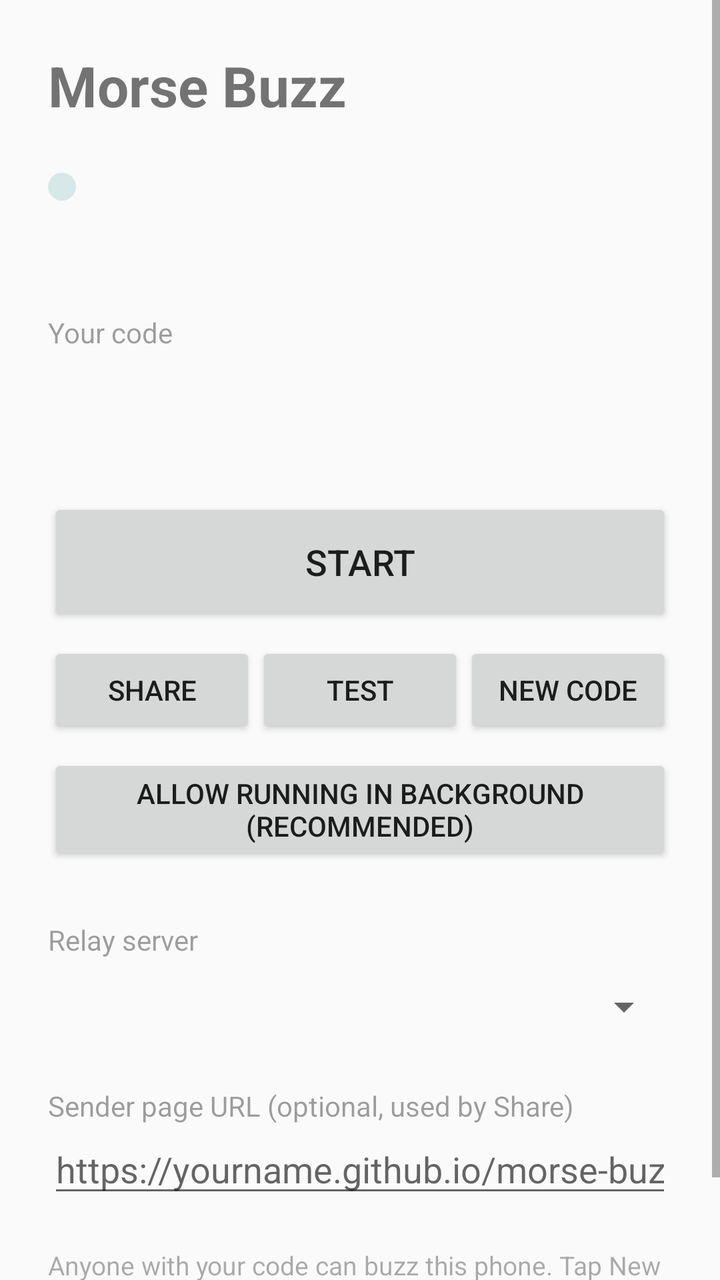
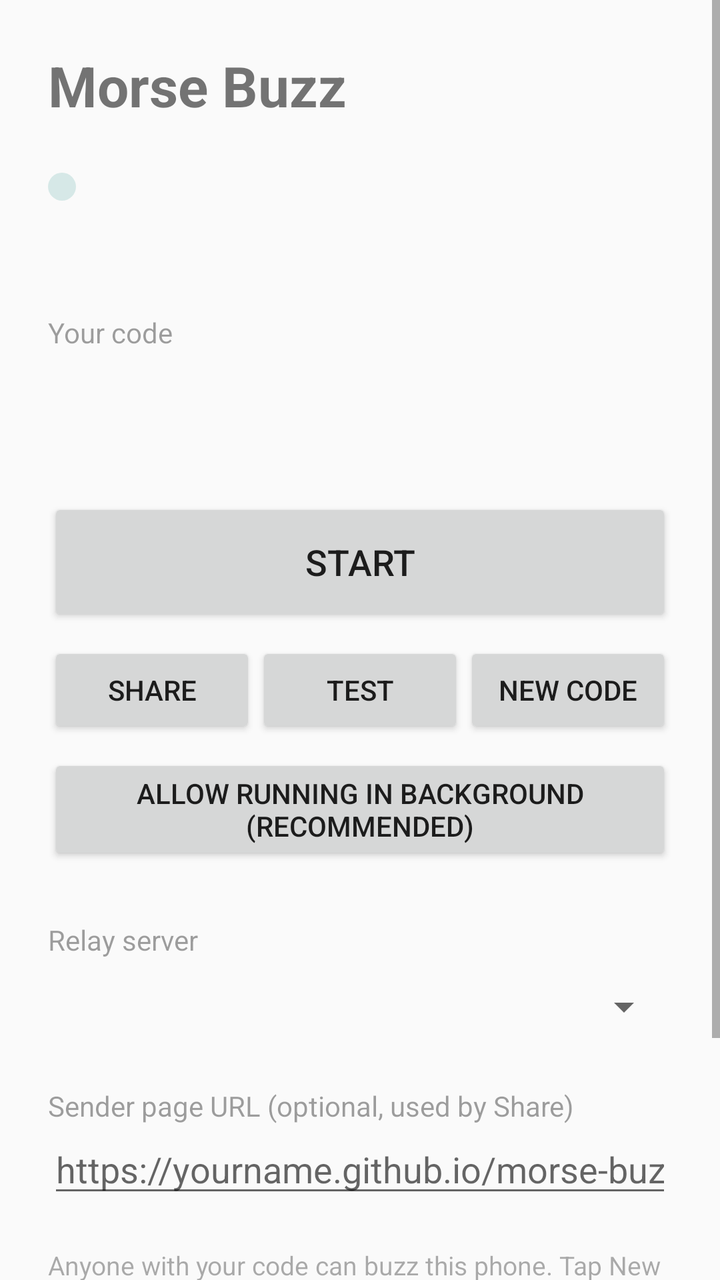

Compare the two renders of this Android layout. The source of the first and the diff that turns it into the second are given below.
<!-- AndroidManifest.xml: application theme AppTheme -->
<!-- res/layout/activity_main.xml -->
<?xml version="1.0" encoding="utf-8"?>
<ScrollView xmlns:android="http://schemas.android.com/apk/res/android"
    android:layout_width="match_parent"
    android:layout_height="match_parent"
    android:fillViewport="true">

    <LinearLayout
        android:layout_width="match_parent"
        android:layout_height="wrap_content"
        android:orientation="vertical"
        android:padding="24dp">

        <TextView
            android:layout_width="wrap_content"
            android:layout_height="wrap_content"
            android:text="@string/app_name"
            android:textSize="28sp"
            android:textStyle="bold" />

        <LinearLayout
            android:layout_width="match_parent"
            android:layout_height="wrap_content"
            android:layout_marginTop="20dp"
            android:gravity="center_vertical"
            android:orientation="horizontal">

            <View
                android:id="@+id/buzz_dot"
                android:layout_width="14dp"
                android:layout_height="14dp"
                android:layout_marginEnd="10dp"
                android:alpha="0.15"
                android:background="@drawable/dot" />

            <TextView
                android:id="@+id/status"
                android:layout_width="0dp"
                android:layout_height="wrap_content"
                android:layout_weight="1"
                android:textSize="18sp"
                android:textStyle="bold" />
        </LinearLayout>

        <TextView
            android:id="@+id/detail"
            android:layout_width="match_parent"
            android:layout_height="wrap_content"
            android:layout_marginTop="4dp"
            android:alpha="0.7" />

        <TextView
            android:layout_width="wrap_content"
            android:layout_height="wrap_content"
            android:layout_marginTop="28dp"
            android:alpha="0.7"
            android:text="@string/your_code" />

        <TextView
            android:id="@+id/code"
            android:layout_width="match_parent"
            android:layout_height="wrap_content"
            android:fontFamily="monospace"
            android:letterSpacing="0.08"
            android:textIsSelectable="true"
            android:textSize="40sp"
            android:textStyle="bold" />

        <Button
            android:id="@+id/toggle"
            android:layout_width="match_parent"
            android:layout_height="64dp"
            android:layout_marginTop="20dp"
            android:text="@string/start"
            android:textSize="18sp" />

        <LinearLayout
            android:layout_width="match_parent"
            android:layout_height="wrap_content"
            android:layout_marginTop="8dp"
            android:orientation="horizontal">

            <Button
                android:id="@+id/share"
                android:layout_width="0dp"
                android:layout_height="wrap_content"
                android:layout_weight="1"
                android:text="@string/share" />

            <Button
                android:id="@+id/test"
                android:layout_width="0dp"
                android:layout_height="wrap_content"
                android:layout_weight="1"
                android:text="@string/test" />

            <Button
                android:id="@+id/new_code"
                android:layout_width="0dp"
                android:layout_height="wrap_content"
                android:layout_weight="1"
                android:text="@string/new_code" />
        </LinearLayout>

        <Button
            android:id="@+id/battery"
            android:layout_width="match_parent"
            android:layout_height="wrap_content"
            android:layout_marginTop="8dp"
            android:text="@string/battery" />

        <TextView
            android:layout_width="wrap_content"
            android:layout_height="wrap_content"
            android:layout_marginTop="28dp"
            android:alpha="0.7"
            android:text="@string/relay" />

        <Spinner
            android:id="@+id/broker"
            android:layout_width="match_parent"
            android:layout_height="48dp" />

        <TextView
            android:layout_width="wrap_content"
            android:layout_height="wrap_content"
            android:layout_marginTop="16dp"
            android:alpha="0.7"
            android:text="@string/sender_url_label" />

        <EditText
            android:id="@+id/sender_url"
            android:layout_width="match_parent"
            android:layout_height="wrap_content"
            android:hint="@string/sender_url_hint"
            android:importantForAutofill="no"
            android:inputType="textUri"
            android:singleLine="true" />

        <TextView
            android:layout_width="match_parent"
            android:layout_height="wrap_content"
            android:layout_marginTop="20dp"
            android:alpha="0.6"
            android:text="@string/help"
            android:textSize="13sp" />
    </LinearLayout>
</ScrollView>
<!-- resources referenced by this layout -->
<resources>
  <!-- drawable dot (drawable) -->
  <?xml version="1.0" encoding="utf-8"?>
  <shape xmlns:android="http://schemas.android.com/apk/res/android" android:shape="oval">
      <solid android:color="@color/accent" />
  </shape>
  <string name="app_name">Morse Buzz</string>
  <string name="battery">Allow running in background (recommended)</string>
  <string name="help">Anyone with your code can buzz this phone. Tap New code to lock out old senders. The sender page and this app must use the same relay server.</string>
  <string name="new_code">New code</string>
  <string name="relay">Relay server</string>
  <string name="sender_url_hint">https://yourname.github.io/morse-buzz/</string>
  <string name="sender_url_label">Sender page URL (optional, used by Share)</string>
  <string name="share">Share</string>
  <string name="start">Start</string>
  <string name="test">Test</string>
  <string name="your_code">Your code</string>
  <style name="AppTheme" parent="android:Theme.Material.Light.NoActionBar">
          <item name="android:colorPrimary">@color/accent</item>
          <item name="android:colorAccent">@color/accent</item>
          <item name="android:statusBarColor">@android:color/white</item>
          <item name="android:windowLightStatusBar">true</item>
      </style>
  <color name="accent">#0F8A7E</color>
</resources>

<!-- the commit's change to res/layout/activity_main.xml (unified diff, before → after) -->
@@ -143,5 +143,29 @@
             android:alpha="0.6"
             android:text="@string/help"
             android:textSize="13sp" />
+
+        <TextView
+            android:id="@+id/version"
+            android:layout_width="match_parent"
+            android:layout_height="wrap_content"
+            android:layout_marginTop="8dp"
+            android:alpha="0.6"
+            android:textSize="13sp" />
+
+        <TextView
+            android:layout_width="wrap_content"
+            android:layout_height="wrap_content"
+            android:layout_marginTop="28dp"
+            android:alpha="0.7"
+            android:text="@string/activity_label" />
+
+        <TextView
+            android:id="@+id/activity_log"
+            android:layout_width="match_parent"
+            android:layout_height="wrap_content"
+            android:layout_marginTop="4dp"
+            android:fontFamily="monospace"
+            android:textIsSelectable="true"
+            android:textSize="12sp" />
     </LinearLayout>
 </ScrollView>
<!-- resource entries referenced after the edit -->
@@ -5,6 +5,7 @@
   <shape xmlns:android="http://schemas.android.com/apk/res/android" android:shape="oval">
       <solid android:color="@color/accent" />
   </shape>
+  <string name="activity_label">Recent activity (newest first)</string>
   <string name="app_name">Morse Buzz</string>
   <string name="battery">Allow running in background (recommended)</string>
   <string name="help">Anyone with your code can buzz this phone. Tap New code to lock out old senders. The sender page and this app must use the same relay server.</string>
